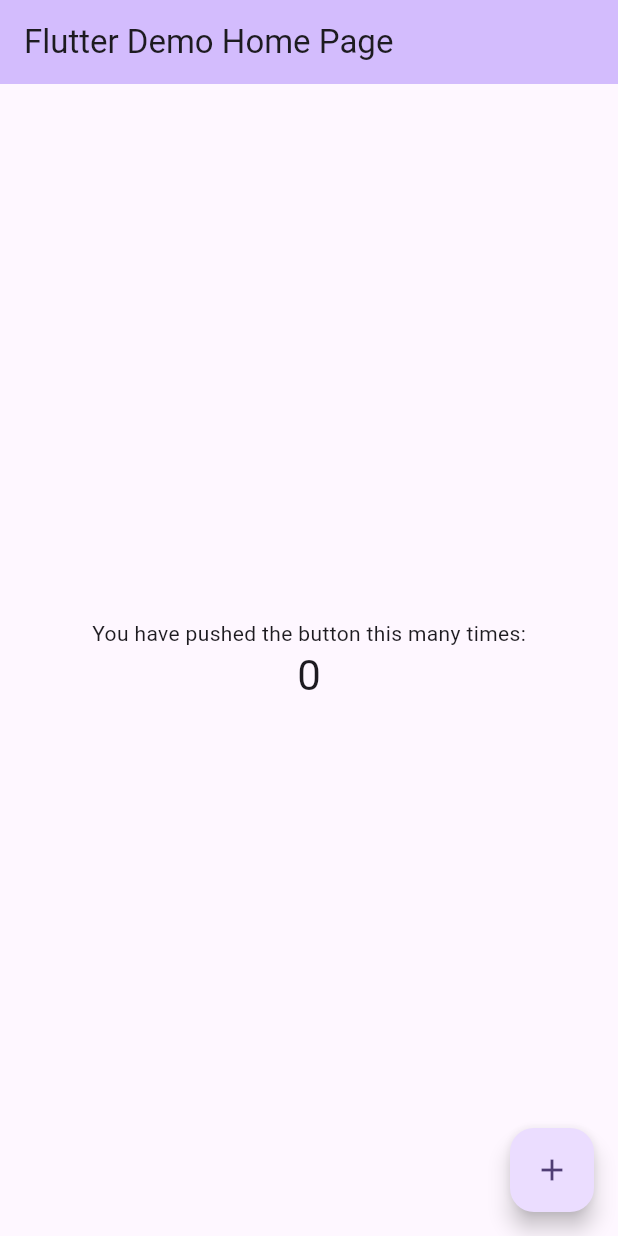
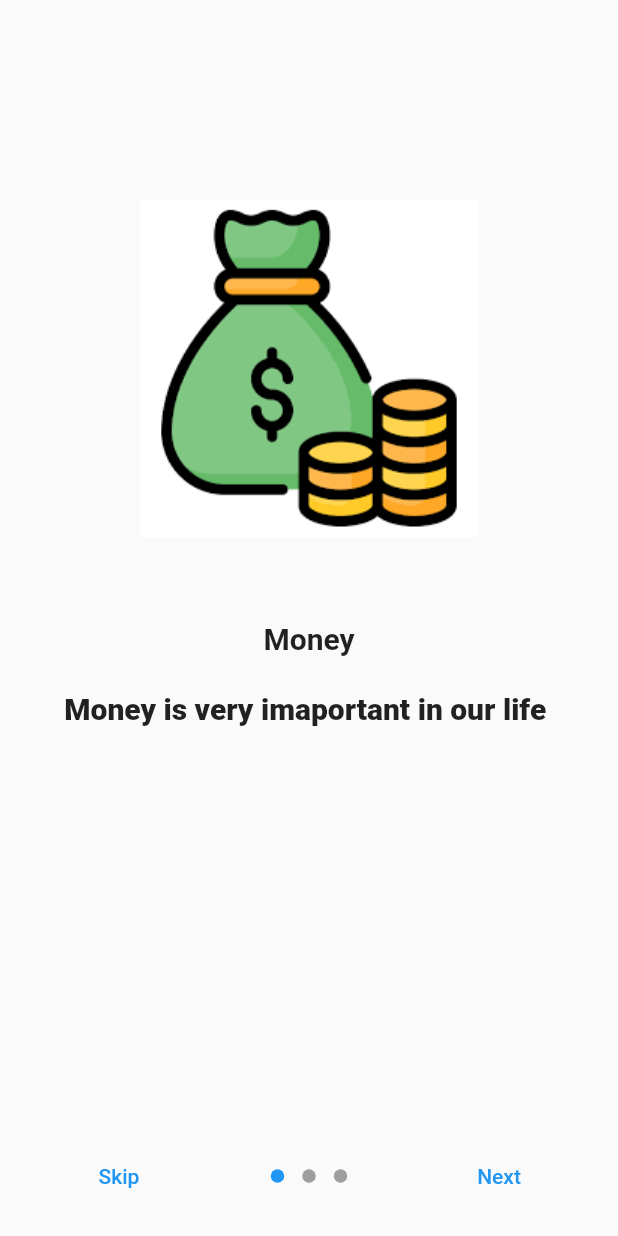
Before and after one commit to Hemant-05/money, a Flutter app: the screen it shows after launch, on a phone screen of 412 x 824 dp. Run offline on Flutter 3.47's test engine with Material 2 defaults, Android fonts, the phone set to English and light mode, and no system bars; drawn by our look-alikes of introduction_screen; our stand-ins replace charts_flutter, sqflite, syncfusion_flutter_charts; accounts and stored records are empty.

Commit message:
Add intro Screen,integrate database,CRUD,Column bar chart

```diff
--- /dev/null
+++ b/lib/Screens/IntroPage.dart
@@ -0,0 +1,49 @@
+import 'package:flutter/cupertino.dart';
+import 'package:flutter/material.dart';
+import 'package:introduction_screen/introduction_screen.dart';
+import 'package:money_tracker/Screens/HomePage.dart';
+
+class IntroPage extends StatefulWidget {
+  const IntroPage({super.key});
+
+  @override
+  State<IntroPage> createState() => _IntroPageState();
+}
+
+class _IntroPageState extends State<IntroPage> {
+  @override
+  Widget build(BuildContext context) {
+    return Scaffold(
+      body: IntroductionScreen(
+
+        key: GlobalKey<IntroductionScreenState>(),
+        pages: [
+          PageViewModel(
+            title: 'Money',
+            image: Image.asset('assets/images/image1.png'),
+            bodyWidget: Text('Money is very imaportant in our life ',style: TextStyle(fontSize: 20,fontWeight: FontWeight.w900),)
+          ),
+          PageViewModel(
+            title: 'Money',
+            image: Image.asset('assets/images/image2.png'),
+            bodyWidget: Text("Without Money you can't ful fill your Dream !!",textAlign: TextAlign.center,style: TextStyle(fontSize: 20,fontWeight: FontWeight.w900))
+          ),
+          PageViewModel(
+          title: 'Money',
+            image: Image.asset('assets/images/image3.webp'),
+            bodyWidget: Text('So save your Money',style: TextStyle(fontSize: 20,fontWeight: FontWeight.w900))
+          )
+        ],
+        showDoneButton: true,
+        showNextButton: true,
+        showSkipButton: true,
+        skip: Text("Skip"),
+        done: Text("Done"),
+        next: Text("Next"),
+        onDone: (){
+          Navigator.pushReplacement(context, MaterialPageRoute(builder: (context) => HomePage(),));
+        },
+      )
+    );
+  }
+}
--- a/lib/main.dart
+++ b/lib/main.dart
@@ -1,125 +1,22 @@
 import 'package:flutter/material.dart';
+import 'package:money_tracker/Database/DataBaseHelper.dart';
+import 'package:money_tracker/Screens/IntroPage.dart';
 
 void main() {
-  runApp(const MyApp());
+  WidgetsFlutterBinding.ensureInitialized();
+  DataBaseHelper.getDB();
+  runApp(MyApp());
 }
 
 class MyApp extends StatelessWidget {
-  const MyApp({super.key});
-
+   MyApp({super.key});
   // This widget is the root of your application.
   @override
   Widget build(BuildContext context) {
     return MaterialApp(
-      title: 'Flutter Demo',
-      theme: ThemeData(
-        // This is the theme of your application.
-        //
-        // TRY THIS: Try running your application with "flutter run". You'll see
-        // the application has a blue toolbar. Then, without quitting the app,
-        // try changing the seedColor in the colorScheme below to Colors.green
-        // and then invoke "hot reload" (save your changes or press the "hot
-        // reload" button in a Flutter-supported IDE, or press "r" if you used
-        // the command line to start the app).
-        //
-        // Notice that the counter didn't reset back to zero; the application
-        // state is not lost during the reload. To reset the state, use hot
-        // restart instead.
-        //
-        // This works for code too, not just values: Most code changes can be
-        // tested with just a hot reload.
-        colorScheme: ColorScheme.fromSeed(seedColor: Colors.deepPurple),
-        useMaterial3: true,
-      ),
-      home: const MyHomePage(title: 'Flutter Demo Home Page'),
+      debugShowCheckedModeBanner: false,
+      title: 'Money Tracker',
+      home: IntroPage(),
     );
   }
 }
-
-class MyHomePage extends StatefulWidget {
-  const MyHomePage({super.key, required this.title});
-
-  // This widget is the home page of your application. It is stateful, meaning
-  // that it has a State object (defined below) that contains fields that affect
-  // how it looks.
-
-  // This class is the configuration for the state. It holds the values (in this
-  // case the title) provided by the parent (in this case the App widget) and
-  // used by the build method of the State. Fields in a Widget subclass are
-  // always marked "final".
-
-  final String title;
-
-  @override
-  State<MyHomePage> createState() => _MyHomePageState();
-}
-
-class _MyHomePageState extends State<MyHomePage> {
-  int _counter = 0;
-
-  void _incrementCounter() {
-    setState(() {
-      // This call to setState tells the Flutter framework that something has
-      // changed in this State, which causes it to rerun the build method below
-      // so that the display can reflect the updated values. If we changed
-      // _counter without calling setState(), then the build method would not be
-      // called again, and so nothing would appear to happen.
-      _counter++;
-    });
-  }
-
-  @override
-  Widget build(BuildContext context) {
-    // This method is rerun every time setState is called, for instance as done
-    // by the _incrementCounter method above.
-    //
-    // The Flutter framework has been optimized to make rerunning build methods
-    // fast, so that you can just rebuild anything that needs updating rather
-    // than having to individually change instances of widgets.
-    return Scaffold(
-      appBar: AppBar(
-        // TRY THIS: Try changing the color here to a specific color (to
-        // Colors.amber, perhaps?) and trigger a hot reload to see the AppBar
-        // change color while the other colors stay the same.
-        backgroundColor: Theme.of(context).colorScheme.inversePrimary,
-        // Here we take the value from the MyHomePage object that was created by
-        // the App.build method, and use it to set our appbar title.
-        title: Text(widget.title),
-      ),
-      body: Center(
-        // Center is a layout widget. It takes a single child and positions it
-        // in the middle of the parent.
-        child: Column(
-          // Column is also a layout widget. It takes a list of children and
-          // arranges them vertically. By default, it sizes itself to fit its
-          // children horizontally, and tries to be as tall as its parent.
-          //
-          // Column has various properties to control how it sizes itself and
-          // how it positions its children. Here we use mainAxisAlignment to
-          // center the children vertically; the main axis here is the vertical
-          // axis because Columns are vertical (the cross axis would be
-          // horizontal).
-          //
-          // TRY THIS: Invoke "debug painting" (choose the "Toggle Debug Paint"
-          // action in the IDE, or press "p" in the console), to see the
-          // wireframe for each widget.
-          mainAxisAlignment: MainAxisAlignment.center,
-          children: <Widget>[
-            const Text(
-              'You have pushed the button this many times:',
-            ),
-            Text(
-              '$_counter',
-              style: Theme.of(context).textTheme.headlineMedium,
-            ),
-          ],
-        ),
-      ),
-      floatingActionButton: FloatingActionButton(
-        onPressed: _incrementCounter,
-        tooltip: 'Increment',
-        child: const Icon(Icons.add),
-      ), // This trailing comma makes auto-formatting nicer for build methods.
-    );
-  }
-}
--- /dev/null
+++ b/lib/utils/colors.dart
@@ -0,0 +1,5 @@
+
+import 'dart:ui';
+
+final bgColor = Color.fromARGB(255, 236, 235, 228);
+final colro = Color.fromARGB(255, 171, 173, 169);
```
Also changed, not shown: lib/Custom/CusText.dart (added, +16 -0 lines), lib/Database/DataBaseHelper.dart (added, +39 -0 lines), lib/Models/ExpenseModel.dart (added, +43 -0 lines), lib/Screens/HomePage.dart (added, +341 -0 lines), pubspec.yaml (+8 -2 lines), assets/images/image1.png (added), assets/images/image2.png (added), assets/images/image3.webp (added), pubspec.lock, 2 other files.
